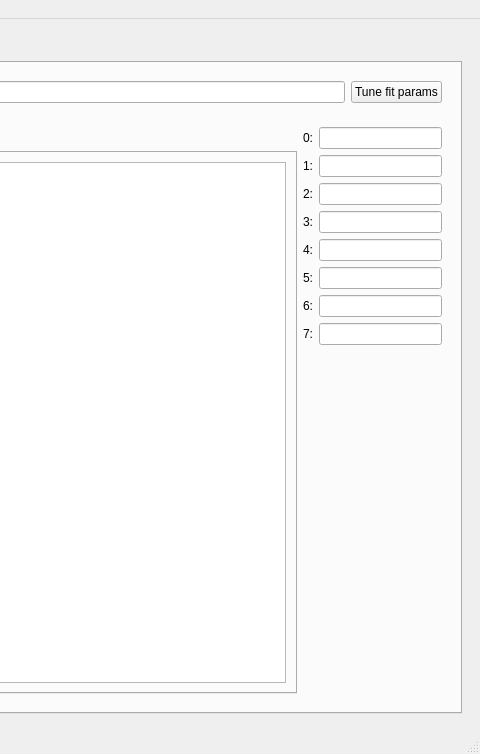
Qt form DAQ/python/dwaDaqUI.ui (dunewires/ElectricalMethod) before a commit; both pictures show x 833 to 1313 and y 0 to 754 of the 1313 by 754 pixel window.
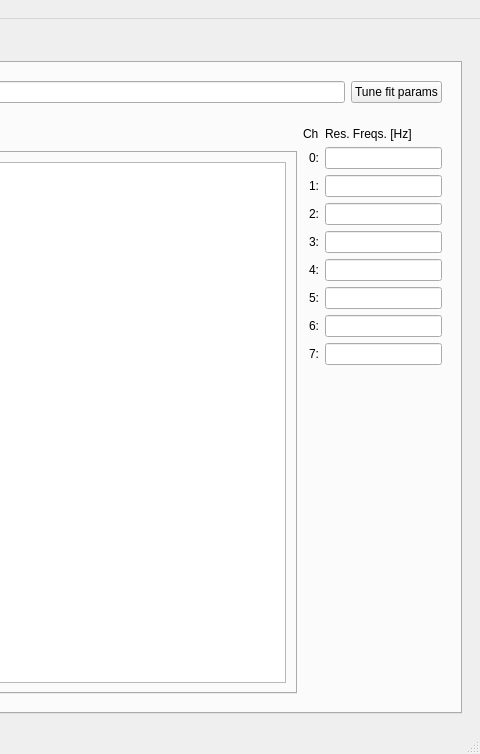
The same form after that commit. Custom widgets are drawn as their Qt base class.

Diff of the .ui file:
```diff
--- a/DAQ/python/dwaDaqUI.ui
+++ b/DAQ/python/dwaDaqUI.ui
@@ -586,91 +586,105 @@
               <item>
                <layout class="QFormLayout" name="formLayout_6">
                 <property name="labelAlignment">
-                 <set>Qt::AlignLeading|Qt::AlignLeft|Qt::AlignVCenter</set>
+                 <set>Qt::AlignRight|Qt::AlignTrailing|Qt::AlignVCenter</set>
                 </property>
                 <property name="formAlignment">
                  <set>Qt::AlignLeading|Qt::AlignLeft|Qt::AlignTop</set>
                 </property>
-                <item row="0" column="0">
+                <item row="1" column="0">
                  <widget class="QLabel" name="lab_resfreq_0">
                   <property name="text">
                    <string>0:</string>
                   </property>
                  </widget>
                 </item>
-                <item row="0" column="1">
+                <item row="1" column="1">
                  <widget class="QLineEdit" name="le_resfreq_val_0"/>
                 </item>
-                <item row="1" column="0">
+                <item row="2" column="0">
                  <widget class="QLabel" name="lab_resfreq_1">
                   <property name="text">
                    <string>1:</string>
                   </property>
                  </widget>
                 </item>
-                <item row="1" column="1">
+                <item row="2" column="1">
                  <widget class="QLineEdit" name="le_resfreq_val_1"/>
                 </item>
-                <item row="2" column="0">
+                <item row="3" column="0">
                  <widget class="QLabel" name="lab_resfreq_2">
                   <property name="text">
                    <string>2:</string>
                   </property>
                  </widget>
                 </item>
-                <item row="2" column="1">
+                <item row="3" column="1">
                  <widget class="QLineEdit" name="le_resfreq_val_2"/>
                 </item>
-                <item row="3" column="0">
+                <item row="4" column="0">
                  <widget class="QLabel" name="lab_resfreq_3">
                   <property name="text">
                    <string>3:</string>
                   </property>
                  </widget>
                 </item>
-                <item row="3" column="1">
+                <item row="4" column="1">
                  <widget class="QLineEdit" name="le_resfreq_val_3"/>
                 </item>
-                <item row="4" column="0">
+                <item row="5" column="0">
                  <widget class="QLabel" name="lab_resfreq_4">
                   <property name="text">
                    <string>4:</string>
                   </property>
                  </widget>
                 </item>
-                <item row="4" column="1">
+                <item row="5" column="1">
                  <widget class="QLineEdit" name="le_resfreq_val_4"/>
                 </item>
-                <item row="5" column="0">
+                <item row="6" column="0">
                  <widget class="QLabel" name="lab_resfreq_5">
                   <property name="text">
                    <string>5:</string>
                   </property>
                  </widget>
                 </item>
-                <item row="5" column="1">
+                <item row="6" column="1">
                  <widget class="QLineEdit" name="le_resfreq_val_5"/>
                 </item>
-                <item row="6" column="0">
+                <item row="7" column="0">
                  <widget class="QLabel" name="lab_resfreq_6">
                   <property name="text">
                    <string>6:</string>
                   </property>
                  </widget>
                 </item>
-                <item row="6" column="1">
+                <item row="7" column="1">
                  <widget class="QLineEdit" name="le_resfreq_val_6"/>
                 </item>
-                <item row="7" column="0">
+                <item row="8" column="0">
                  <widget class="QLabel" name="lab_resfreq_7">
                   <property name="text">
                    <string>7:</string>
                   </property>
                  </widget>
                 </item>
-                <item row="7" column="1">
+                <item row="8" column="1">
                  <widget class="QLineEdit" name="le_resfreq_val_7"/>
                 </item>
+                <item row="0" column="0">
+                 <widget class="QLabel" name="label_4">
+                  <property name="text">
+                   <string>Ch</string>
+                  </property>
+                 </widget>
+                </item>
+                <item row="0" column="1">
+                 <widget class="QLabel" name="label_6">
+                  <property name="text">
+                   <string>Res. Freqs. [Hz]</string>
+                  </property>
+                 </widget>
+                </item>
                </layout>
               </item>
              </layout>
```
